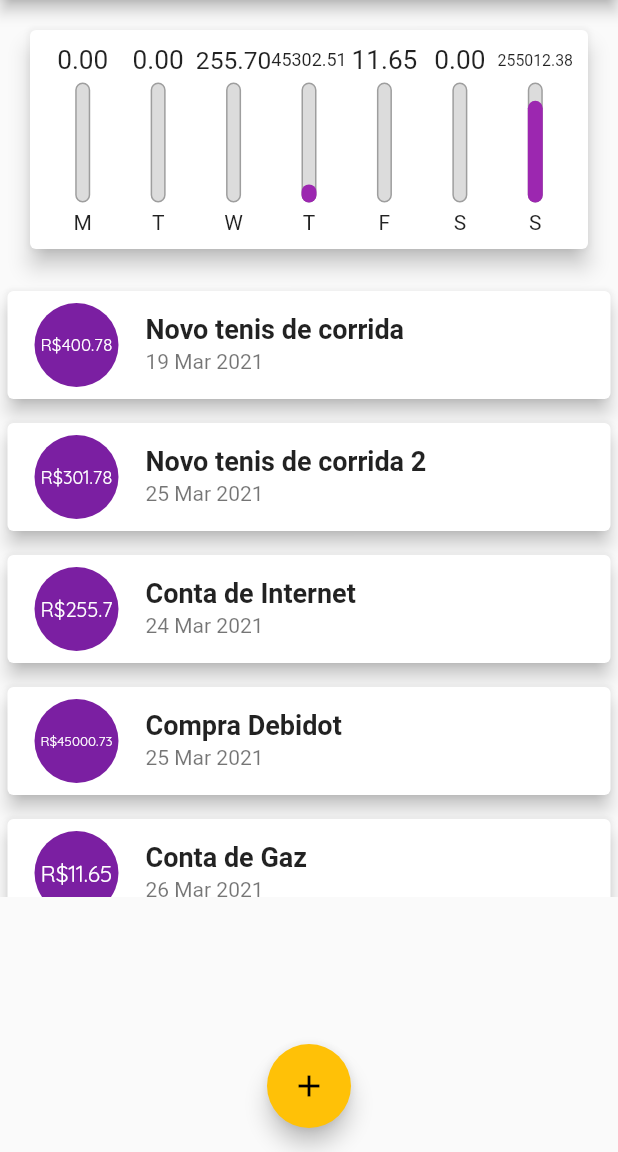
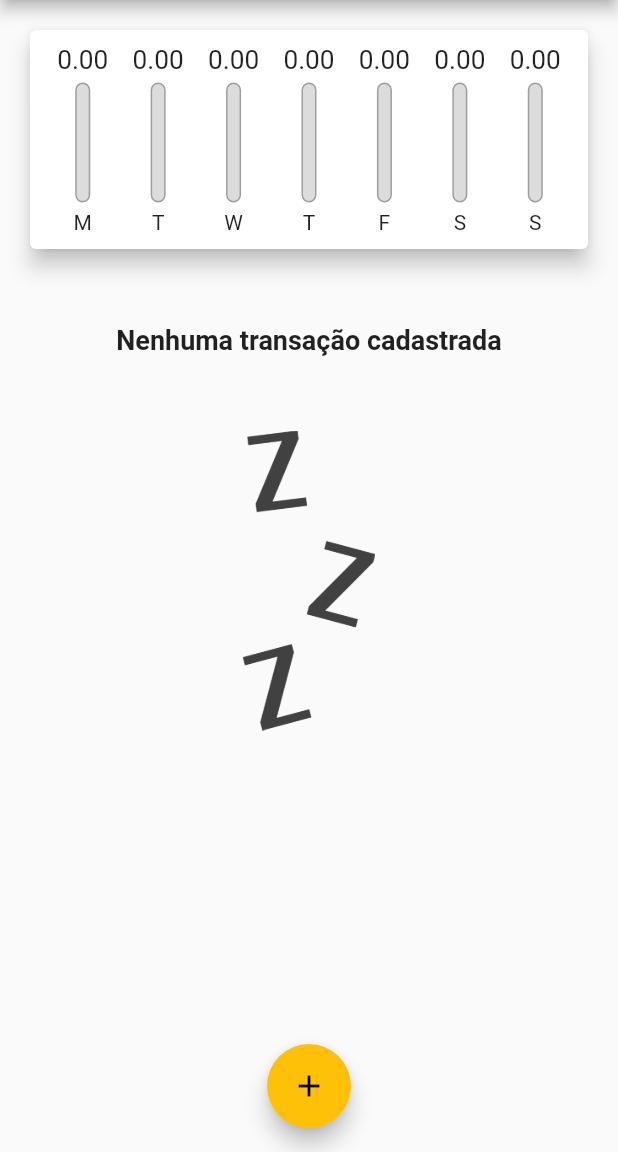
Before and after one commit to romildojpaiter/despesas-pessoais-app, a Flutter app: the screen it shows after launch, on a phone screen of 412 x 824 dp, the part 84-1236 px from its top. Run offline on Flutter 3.47's test engine with Material 2 defaults, Android fonts, the phone set to English and light mode, and no system bars; Roboto replaces fonts that are missing (OpenSabs).

Commit message:
Aula 51, inclusão passagem da data para o form atualização do array.

```diff
--- a/lib/components/chart.dart
+++ b/lib/components/chart.dart
@@ -57,7 +57,10 @@ class Chart extends StatelessWidget {
                     child: ChartBar(
                       label: e['day'],
                       sumDay: e['value'],
-                      percent: (e['value'] as double) / _weekTotalValue,
+                      percent: _weekTotalValue ==
+                              0 // Utilizado para não dar erro devido a divisão por zero
+                          ? 0
+                          : (e['value'] as double) / _weekTotalValue,
                     ),
                   ))
               .toList(),
--- a/lib/components/transaction_form.dart
+++ b/lib/components/transaction_form.dart
@@ -4,7 +4,7 @@ import 'package:intl/intl.dart';
 /// Classe responsável por manter o Formulario de Cadastro do Form
 class TransactionForm extends StatefulWidget {
   //
-  final void Function(String, double) onSubmit;
+  final void Function(String, double, DateTime) onSubmit;
 
   TransactionForm(this.onSubmit);
 
@@ -16,17 +16,17 @@ class _TransactionFormState extends State<TransactionForm> {
   //
   final _titleControler = TextEditingController();
   final _valueControler = TextEditingController();
-  DateTime _selectedDate;
+  DateTime _selectedDate = DateTime.now();
 
   _submitForm() {
     final title = _titleControler.text;
     final value = double.tryParse(_valueControler.text) ?? 0.0;
 
-    if (title.isEmpty || value <= 0) {
+    if (title.isEmpty || value <= 0 || _selectedDate == null) {
       return;
     }
 
-    widget.onSubmit(title, value);
+    widget.onSubmit(title, value, _selectedDate);
   }
 
   _showDataPicker() {
--- a/lib/main.dart
+++ b/lib/main.dart
@@ -55,56 +55,13 @@ class MyHomePage extends StatefulWidget {
 class _MyHomePageState extends State<MyHomePage> {
   //
 
-  final List<Transaction> _transactions = <Transaction>[
-    Transaction(
-      id: 't0',
-      title: 'Novo tenis de corrida',
-      value: 400.78,
-      date: DateTime.now().subtract(Duration(days: 9)),
-    ),
-    Transaction(
-      id: 't1',
-      title: 'Novo tenis de corrida 2',
-      value: 301.78,
-      date: DateTime.now().subtract(Duration(days: 3)),
-    ),
-    Transaction(
-      id: 't2',
-      title: 'Conta de Internet',
-      value: 255.7,
-      date: DateTime.now().subtract(Duration(days: 4)),
-    ),
-    Transaction(
-      id: 't3',
-      title: 'Compra Debidot',
-      value: 45000.73,
-      date: DateTime.now().subtract(Duration(days: 3)),
-    ),
-    Transaction(
-      id: 't4',
-      title: 'Conta de Gaz',
-      value: 11.65,
-      date: DateTime.now().subtract(Duration(days: 2)),
-    ),
-    Transaction(
-      id: 't5',
-      title: 'Cartao de Crédito',
-      value: 255000.73,
-      date: DateTime.now(),
-    ),
-    Transaction(
-      id: 't6',
-      title: 'Conta de Luz',
-      value: 11.65,
-      date: DateTime.now(),
-    )
-  ];
+  final List<Transaction> _transactions = <Transaction>[];
 
   /// Função responsavel por receber os valores solicitados no formulario
-  _addTransaction(String title, double value) {
+  _addTransaction(String title, double value, DateTime date) {
     final newTransaction = Transaction(
         id: Random().nextDouble().toString(),
-        date: DateTime.now(),
+        date: date,
         title: title,
         value: value);
 
```
